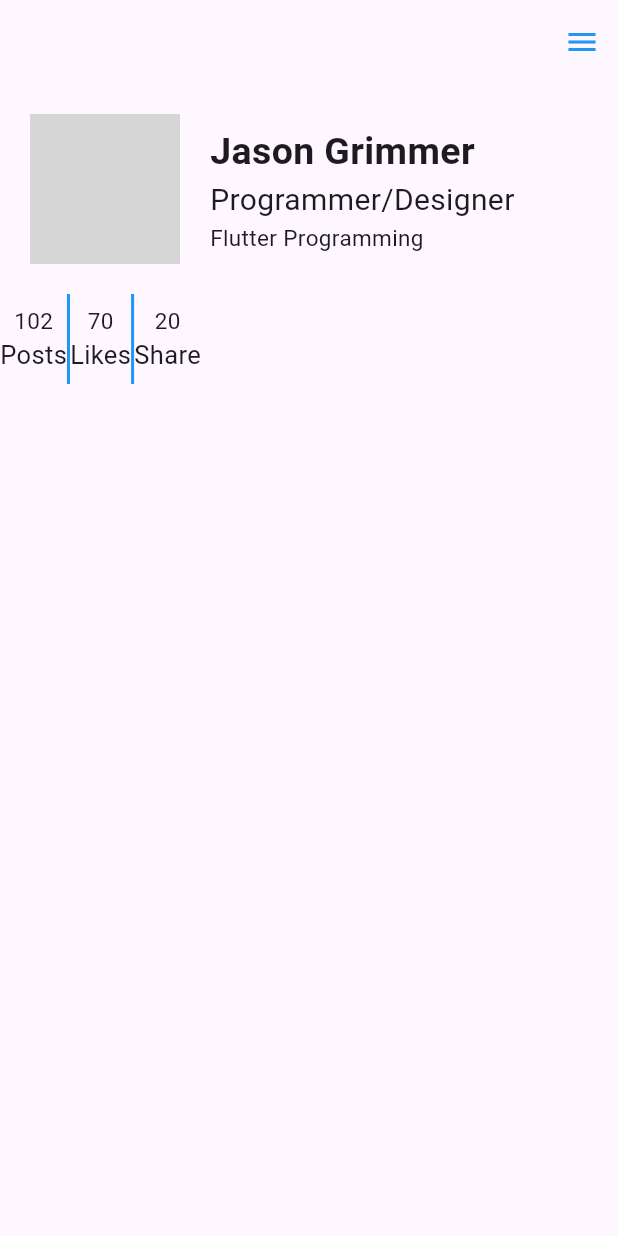
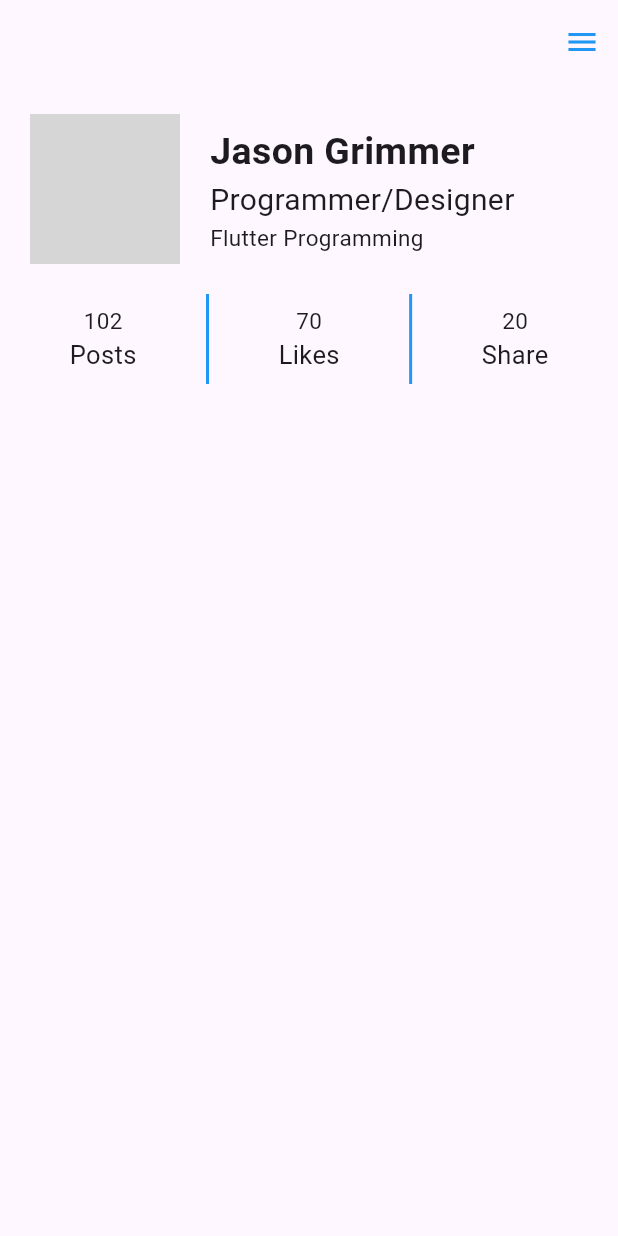
Before and after one commit to tombap8/Flutter-PJ-TOM, a Flutter app: the screen it shows after launch, on a phone screen of 412 x 824 dp. Run offline on Flutter 3.47's test engine with Material 3 defaults, Android fonts, the phone set to English and light mode, and no system bars; grey boxes are pictures that could not be loaded.

Commit message:
Update profile_count_info.dart

```diff
--- a/03.플러터PJ/app_03_profile/lib/components/profile_count_info.dart
+++ b/03.플러터PJ/app_03_profile/lib/components/profile_count_info.dart
@@ -9,6 +9,8 @@ class ProfileCountInfo extends StatelessWidget {
   @override
   Widget build(BuildContext context) {
     return Row(
+      // 컨텐츠 주변을 일정한 공간으로 채우기
+      mainAxisAlignment: MainAxisAlignment.spaceEvenly,
       children: [
         // 정보위젯 : _buildInfo()
         // 사이구분선 : _buildLine()
```
